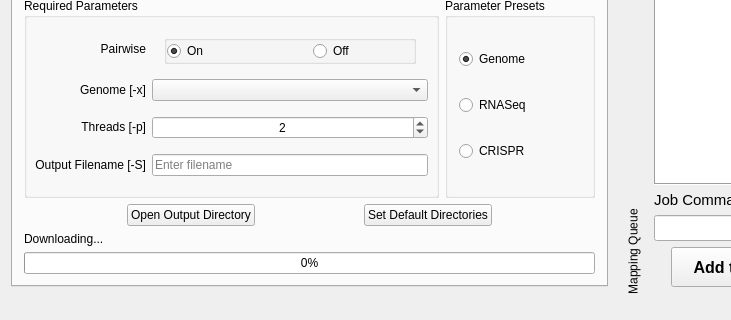
Above: mainwindow.ui from emptyewer/MAPster before the change; both pictures show x 0 to 731 and y 380 to 700 of the 1024 by 700 pixel window. Below: the same form after it.
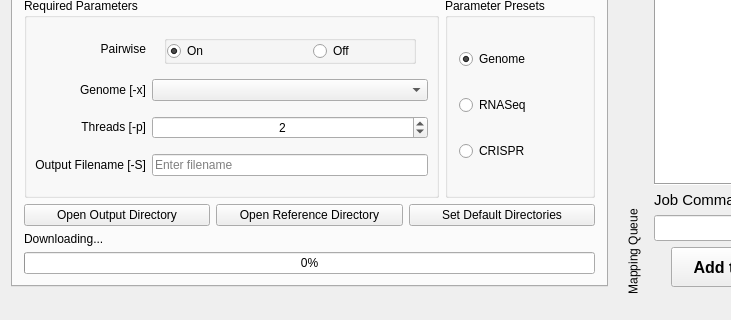
That is the form after the change. Custom widgets are drawn as their Qt base class.

Commit message: Changes stylistic aspects of ui

The edit to the form file:
```diff
--- a/mainwindow.ui
+++ b/mainwindow.ui
@@ -439,25 +439,20 @@
           </property>
           <item>
            <widget class="QPushButton" name="open_output">
-            <property name="sizePolicy">
-             <sizepolicy hsizetype="Fixed" vsizetype="Fixed">
-              <horstretch>0</horstretch>
-              <verstretch>0</verstretch>
-             </sizepolicy>
-            </property>
             <property name="text">
              <string>Open Output Directory</string>
             </property>
            </widget>
           </item>
           <item>
-           <widget class="QPushButton" name="pushButton">
-            <property name="sizePolicy">
-             <sizepolicy hsizetype="Fixed" vsizetype="Fixed">
-              <horstretch>0</horstretch>
-              <verstretch>0</verstretch>
-             </sizepolicy>
+           <widget class="QPushButton" name="reference_dir">
+            <property name="text">
+             <string>Open Reference Directory</string>
             </property>
+           </widget>
+          </item>
+          <item>
+           <widget class="QPushButton" name="preferences">
             <property name="text">
              <string>Set Default Directories</string>
             </property>
```
The commit also changes 3 other files.
